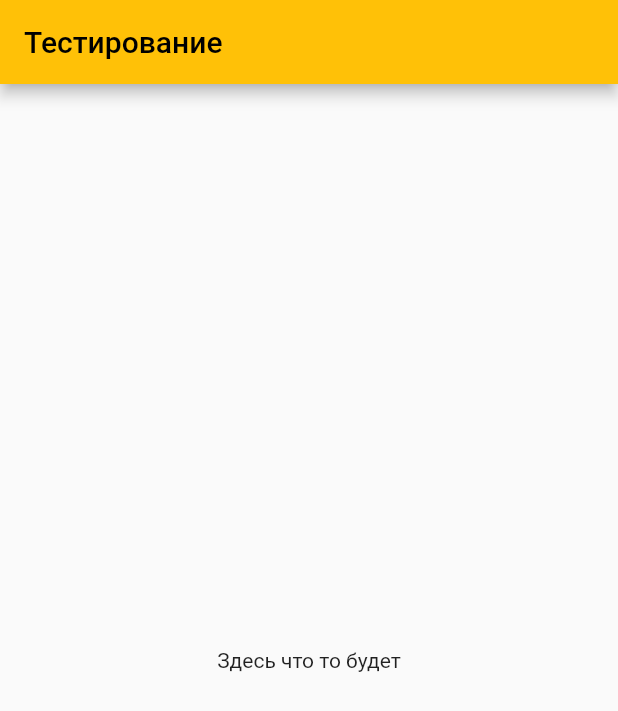
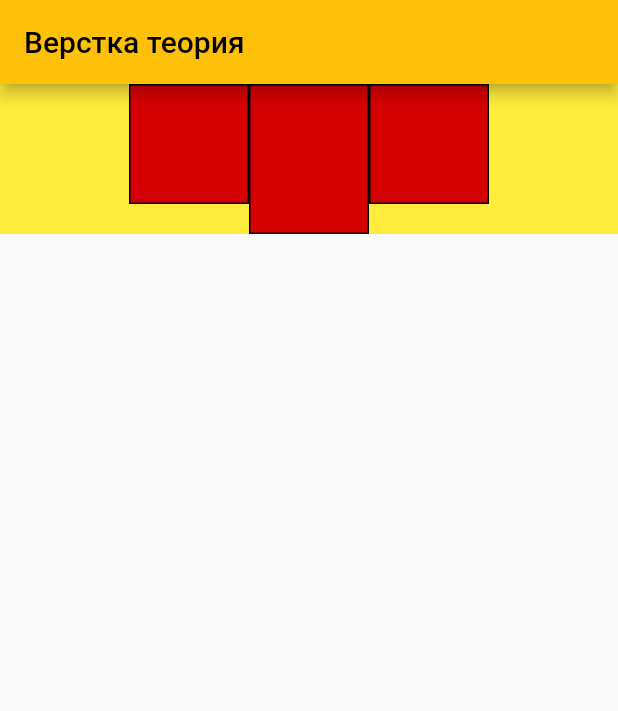
Before and after one commit to Mandalolec/Flutter-beginning-of-the-way, a Flutter app: the screen it shows after launch, on a phone screen of 412 x 824 dp. Shown: the top 711 px of the screen. Run offline on Flutter 3.47's test engine with Material 2 defaults, Android fonts, the light colour scheme and no system bars.

Commit message:
New test classes and new file (for test)
Created a new classes file with colored rows/сolumns of containers.

```diff
--- a/lib/main.dart
+++ b/lib/main.dart
@@ -1,4 +1,5 @@
 import 'package:flutter/material.dart';
+import 'package:pizza_first/row_column.dart';
 
 void main() {
   runApp(MyApp());
@@ -10,7 +11,7 @@ class MyApp extends StatelessWidget {
     return MaterialApp(
       title: 'pizza_first',
       theme: ThemeData(primarySwatch: Colors.amber),
-      home: HomePage(),
+      home: MyRowColumn(),
     );
   }
 }
--- /dev/null
+++ b/lib/row_column.dart
@@ -0,0 +1,53 @@
+import 'package:flutter/material.dart';
+
+class MyRowColumn extends StatelessWidget {
+  @override
+  Widget build(BuildContext context) {
+    return Scaffold(
+      appBar: AppBar(
+        title: const Text('Верстка теория'),
+      ),
+      body: Container(
+        color: Colors.yellow,
+        child: Row(
+          mainAxisSize: MainAxisSize.max,
+          mainAxisAlignment: MainAxisAlignment.center,
+          crossAxisAlignment: CrossAxisAlignment.start,
+          children: <Widget>[
+            ColorBox(),
+            BiggerColorBox(),
+            ColorBox(),
+          ],
+        ),
+      ),
+    );
+  }
+}
+
+class ColorBox extends StatelessWidget {
+  @override
+  Widget build(BuildContext context) {
+    return Container(
+      width: 80,
+      height: 80,
+      decoration: BoxDecoration(
+        color: Colors.redAccent[700],
+        border: Border.all(),
+      ),
+    );
+  }
+}
+
+class BiggerColorBox extends StatelessWidget {
+  @override
+  Widget build(BuildContext context) {
+    return Container(
+      width: 80,
+      height: 100,
+      decoration: BoxDecoration(
+        color: Colors.redAccent[700],
+        border: Border.all(),
+      ),
+    );
+  }
+}
```
